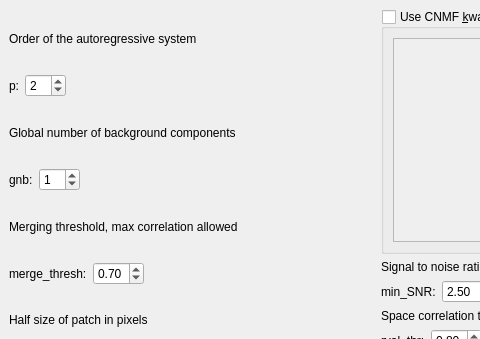
Old version of the form mesmerize/viewer/modules/ui_files/cnmf_pytemplate.ui in the repository kushalkolar/MESmerize; both pictures show x 0 to 480 and y 0 to 339 of the 756 by 812 pixel window.
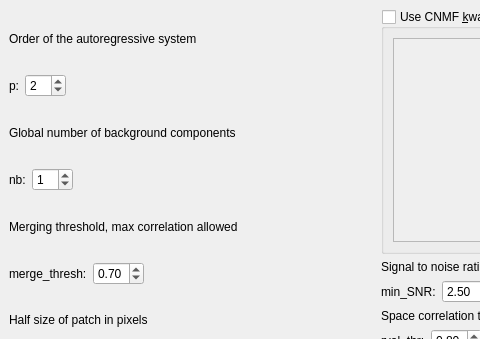
New version of the form.

Commit message: changing the cnmf entry gui

What changed in the file:
```diff
--- a/mesmerize/viewer/modules/ui_files/cnmf_pytemplate.ui
+++ b/mesmerize/viewer/modules/ui_files/cnmf_pytemplate.ui
@@ -82,7 +82,7 @@
         <item>
          <widget class="QLabel" name="label_27">
           <property name="text">
-           <string>gnb:</string>
+           <string>nb:</string>
           </property>
          </widget>
         </item>
```
Left out of the diff: 4 changed lines with no effect on the pictures. The commit also changes 1 other file.
